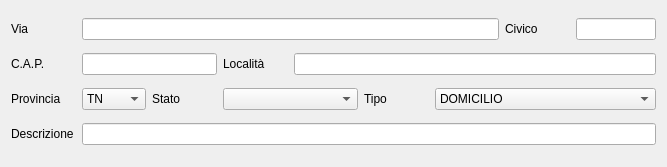
tizianolattisi/suitegda, file src/com/axiastudio/suite/anagrafiche/forms/indirizzo.ui: the form before one commit.
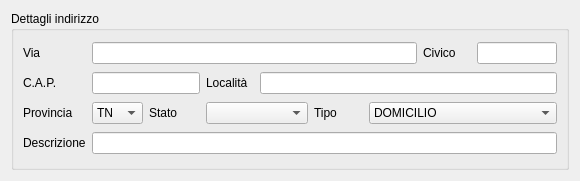
The form after the commit. Custom widgets are drawn as their Qt base class.

Commit message: Main layout nelle dialog (per poter impostare i pulsanti automatici annulla e conferma).

The edit to the form file:
```diff
--- a/src/com/axiastudio/suite/anagrafiche/forms/indirizzo.ui
+++ b/src/com/axiastudio/suite/anagrafiche/forms/indirizzo.ui
@@ -6,13 +6,19 @@
    <rect>
     <x>0</x>
     <y>0</y>
-    <width>667</width>
-    <height>167</height>
+    <width>580</width>
+    <height>181</height>
    </rect>
   </property>
   <property name="windowTitle">
    <string>Indirizzo</string>
   </property>
+  <layout class="QVBoxLayout" name="verticalLayout">
+   <item>
+    <widget class="QGroupBox" name="groupBox">
+     <property name="title">
+      <string>Dettagli indirizzo</string>
+     </property>
   <layout class="QGridLayout" name="gridLayout">
    <item row="0" column="0">
     <widget class="QLabel" name="label">
@@ -165,6 +171,9 @@
      <property name="column" stdset="0">
       <string>descrizione</string>
      </property>
+       </widget>
+      </item>
+     </layout>
     </widget>
    </item>
   </layout>
```
Lines whose indentation alone changed are shown as unchanged. The commit also changes 1 other file.
